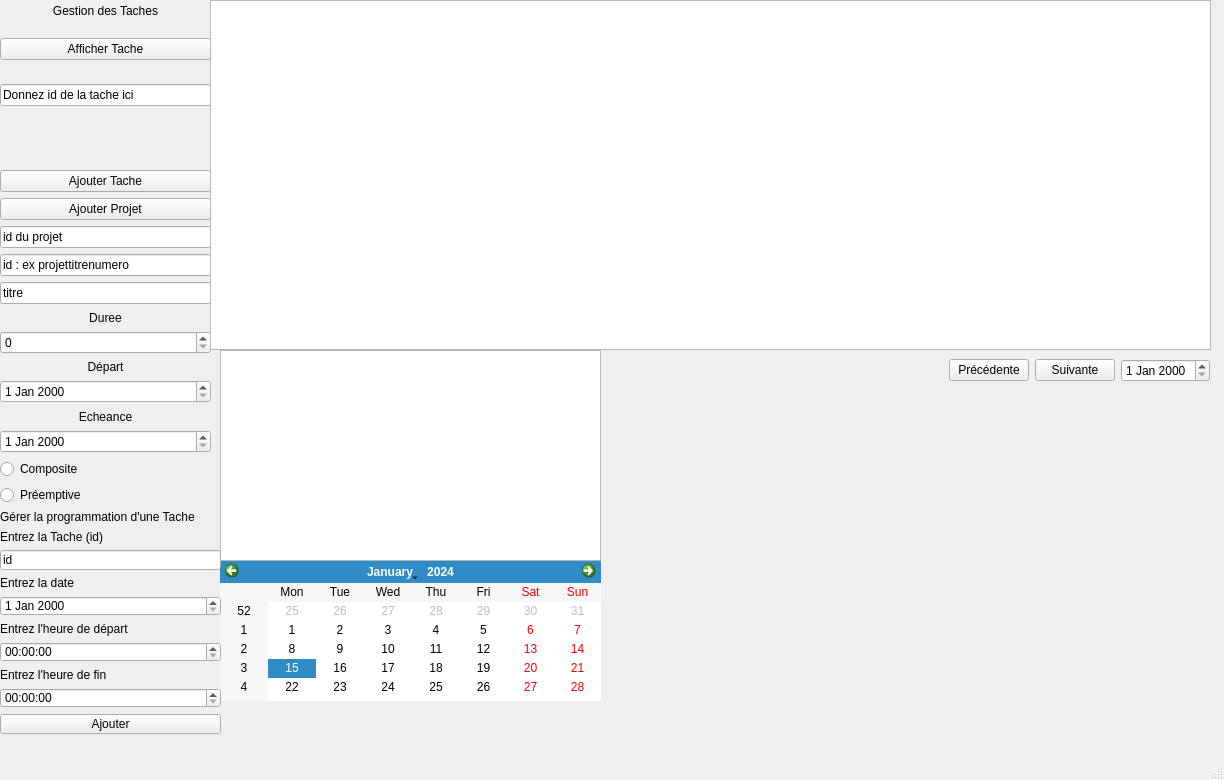
This is mainwindow.ui in TheFump/tdQtConsole as Qt 5 draws it before an edit. The edited form follows.
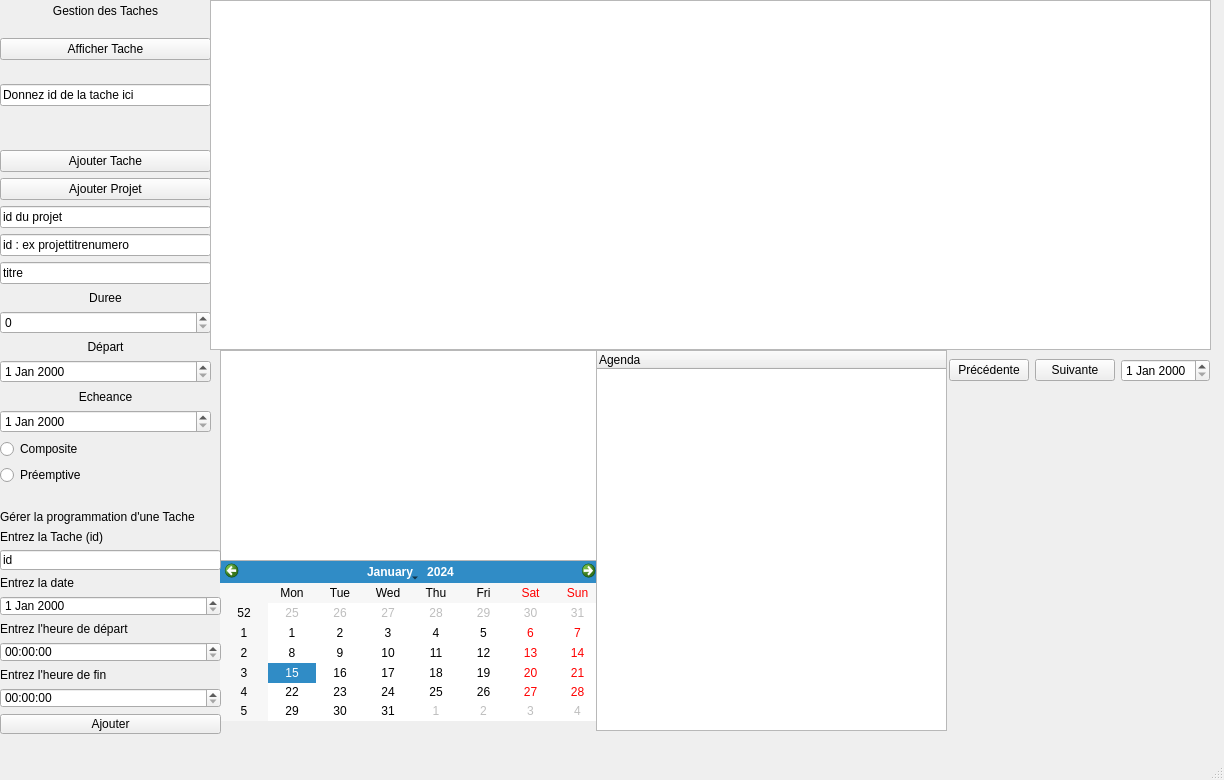
This is the edited form.

Commit message: Fixed projet et ajout tree widget pour visualiser

```diff
--- a/mainwindow.ui
+++ b/mainwindow.ui
@@ -20,7 +20,7 @@
       <x>220</x>
       <y>560</y>
       <width>381</width>
-      <height>141</height>
+      <height>161</height>
      </rect>
     </property>
    </widget>
@@ -76,7 +76,7 @@
     <property name="geometry">
      <rect>
       <x>0</x>
-      <y>170</y>
+      <y>150</y>
       <width>211</width>
       <height>335</height>
      </rect>
@@ -298,6 +298,24 @@
      </item>
     </layout>
    </widget>
+   <widget class="QTreeWidget" name="ProjetDisplay">
+    <property name="geometry">
+     <rect>
+      <x>596</x>
+      <y>350</y>
+      <width>351</width>
+      <height>381</height>
+     </rect>
+    </property>
+    <property name="columnCount">
+     <number>1</number>
+    </property>
+    <column>
+     <property name="text">
+      <string>Agenda</string>
+     </property>
+    </column>
+   </widget>
   </widget>
   <widget class="QMenuBar" name="menubar">
    <property name="geometry">
```
The commit also changes 8 other files.
